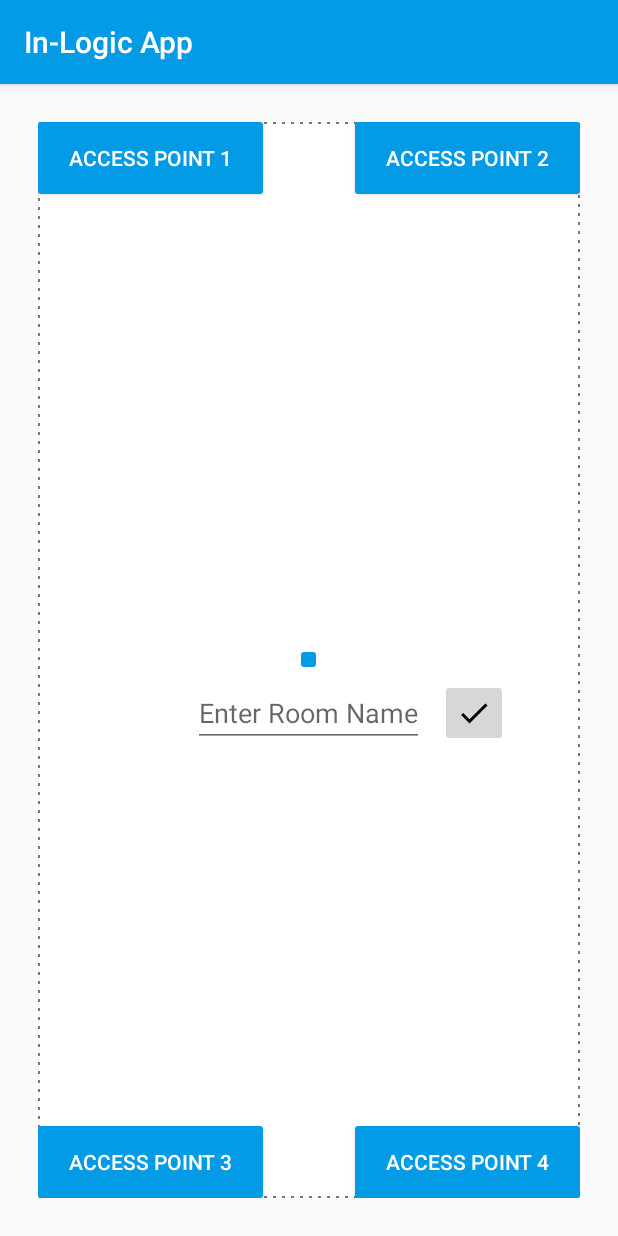
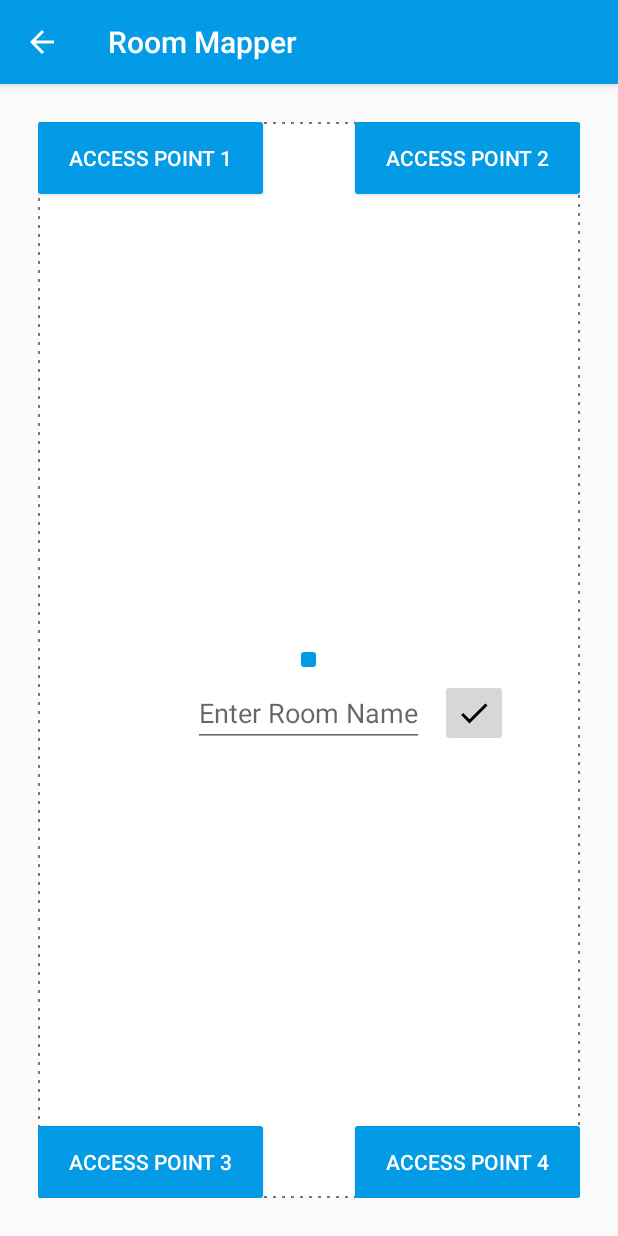
Before and after one commit to umair13adil/SmartIndoor-PositioningAndroid, an Android app: the RoomMapperFragment screen opened through its navigation route, on a phone screen of 412 x 824 dp. Run offline under Robolectric (Android 15) with nearby library versions, the phone set to English and light mode, and no system bars; our stand-ins replace Dagger/Hilt's generated code, Room's generated code; libraries missing offline, so code that uses them is left out: com.embrace.plog; 6 statements that could not run were skipped.

Commit message:
Refactored code.

```diff
--- a/app/src/main/java/com/cubivue/inlogic/ui/accessPoint/AccessPointFragment.kt
+++ b/app/src/main/java/com/cubivue/inlogic/ui/accessPoint/AccessPointFragment.kt
@@ -1,6 +1,5 @@
 package com.cubivue.inlogic.ui.accessPoint
 
-import android.content.Intent
 import android.net.wifi.ScanResult
 import android.os.Bundle
 import android.view.LayoutInflater
@@ -11,14 +10,11 @@ import androidx.lifecycle.ViewModelProviders
 import androidx.navigation.findNavController
 import androidx.recyclerview.widget.LinearLayoutManager
 import com.cubivue.inlogic.R
-import com.cubivue.inlogic.ui.locate.LocateFragment
-import com.cubivue.inlogic.ui.roomMapper.RoomMapperFragment
-import com.cubivue.inlogic.ui.rooms.RoomsFragment
-import dagger.android.support.DaggerFragment
+import com.cubivue.inlogic.ui.base.BaseFragment
 import kotlinx.android.synthetic.main.fragment_access_points.*
 import javax.inject.Inject
 
-open class AccessPointFragment() : DaggerFragment() {
+open class AccessPointFragment() : BaseFragment() {
 
     @Inject
     lateinit var viewModelFactory: ViewModelProvider.Factory
@@ -31,6 +27,7 @@ open class AccessPointFragment() : DaggerFragment() {
     private lateinit var adapter: AccessPointsAdapter
     private lateinit var layoutManager: LinearLayoutManager
 
+
     override fun onCreateView(
         inflater: LayoutInflater,
         container: ViewGroup?,
@@ -41,6 +38,8 @@ open class AccessPointFragment() : DaggerFragment() {
 
     override fun onViewCreated(view: View, savedInstanceState: Bundle?) {
         super.onViewCreated(view, savedInstanceState)
+
+        setBackButton(false)
 
         viewModel =
             ViewModelProviders.of(this, viewModelFactory).get(AccessPointViewModel::class.java)
@@ -73,7 +72,7 @@ open class AccessPointFragment() : DaggerFragment() {
         list_access_points.adapter = adapter
     }
 
-    private fun doOnResults(results: List<ScanResult>) {
+    fun doOnResults(results: List<ScanResult>) {
 
         viewModel.accessPoints.clear()
         adapter.submitList(viewModel.accessPoints)
--- /dev/null
+++ b/app/src/main/java/com/cubivue/inlogic/ui/base/BaseFragment.kt
@@ -0,0 +1,27 @@
+package com.cubivue.inlogic.ui.base
+
+import android.os.Bundle
+import android.view.MenuItem
+import android.view.View
+import androidx.appcompat.app.AppCompatActivity
+import androidx.navigation.findNavController
+import com.cubivue.inlogic.utils.finishFragment
+import com.embrace.plog.pLogs.PLog
+import dagger.android.support.DaggerFragment
+
+open class BaseFragment : DaggerFragment() {
+
+    private val TAG = "BaseFragment"
+
+    override fun onViewCreated(view: View, savedInstanceState: Bundle?) {
+        super.onViewCreated(view, savedInstanceState)
+
+    }
+
+    fun setBackButton(show: Boolean = true) {
+        val toolbar = (activity as AppCompatActivity).supportActionBar
+        toolbar?.setHomeButtonEnabled(show)
+        toolbar?.setDisplayHomeAsUpEnabled(show)
+        toolbar?.title = view?.findNavController()?.currentDestination?.label
+    }
+}
--- a/app/src/main/java/com/cubivue/inlogic/ui/locate/LocateFragment.kt
+++ b/app/src/main/java/com/cubivue/inlogic/ui/locate/LocateFragment.kt
@@ -10,6 +10,7 @@ import androidx.lifecycle.ViewModelProviders
 import androidx.recyclerview.widget.GridLayoutManager
 import com.cubivue.inlogic.R
 import com.cubivue.inlogic.model.room.Room
+import com.cubivue.inlogic.ui.base.BaseFragment
 import com.cubivue.inlogic.ui.rooms.RoomsAdapter
 import com.embrace.plog.pLogs.PLog
 import dagger.android.support.DaggerAppCompatActivity
@@ -17,7 +18,7 @@ import dagger.android.support.DaggerFragment
 import kotlinx.android.synthetic.main.fragment_rooms.*
 import javax.inject.Inject
 
-class LocateFragment : DaggerFragment() {
+class LocateFragment : BaseFragment() {
 
     private val TAG = "LocateFragment"
 
@@ -41,6 +42,8 @@ class LocateFragment : DaggerFragment() {
 
     override fun onViewCreated(view: View, savedInstanceState: Bundle?) {
         super.onViewCreated(view, savedInstanceState)
+
+        setBackButton()
 
         viewModel =
             ViewModelProviders.of(this, viewModelFactory).get(LocateViewModel::class.java)
--- a/app/src/main/java/com/cubivue/inlogic/ui/main/MainActivity.kt
+++ b/app/src/main/java/com/cubivue/inlogic/ui/main/MainActivity.kt
@@ -5,24 +5,35 @@ import android.content.pm.PackageManager
 import android.net.wifi.ScanResult
 import android.os.Build
 import android.os.Bundle
+import android.view.MenuItem
 import androidx.core.app.ActivityCompat
 import androidx.core.content.ContextCompat
+import androidx.navigation.Navigation
+import androidx.navigation.findNavController
 import com.cubivue.inlogic.R
 import com.cubivue.inlogic.components.AlarmHelper
+import com.cubivue.inlogic.ui.accessPoint.AccessPointFragment
 import com.cubivue.inlogic.utils.WiFiScannerHelper
 import com.cubivue.inlogic.utils.logs.LogsHelper
+import com.embrace.plog.pLogs.PLog
 import dagger.android.support.DaggerAppCompatActivity
 
 class MainActivity : DaggerAppCompatActivity() {
+
+    private val TAG = "MainActivity"
 
     private val MY_PERMISSIONS_REQUEST = 1
     private val STORAGE_PERMISSIONS_REQUEST = 10
 
     private lateinit var wiFiScannerHelper: WiFiScannerHelper
+    private var accessPointFragment: AccessPointFragment? = null
 
     override fun onCreate(savedInstanceState: Bundle?) {
         super.onCreate(savedInstanceState)
         setContentView(R.layout.activity_main)
+
+        accessPointFragment =
+            supportFragmentManager.findFragmentById(R.id.accessPointFragment) as AccessPointFragment?
     }
 
     private fun getStoragePermissions() {
@@ -84,16 +95,16 @@ class MainActivity : DaggerAppCompatActivity() {
 
         if (requestCode == MY_PERMISSIONS_REQUEST) {
 
-            if(grantResults.isNotEmpty()) {
+            if (grantResults.isNotEmpty()) {
                 if (grantResults[0] == PackageManager.PERMISSION_GRANTED) {
                     setUpWifiScanner()
                 } else {
                     return
                 }
             }
-        }else if (requestCode == STORAGE_PERMISSIONS_REQUEST) {
+        } else if (requestCode == STORAGE_PERMISSIONS_REQUEST) {
 
-            if(grantResults.isNotEmpty()) {
+            if (grantResults.isNotEmpty()) {
                 if (grantResults[0] == PackageManager.PERMISSION_GRANTED) {
                     LogsHelper.setUpPLogger(this)
                     getWifiPermissions()
@@ -109,7 +120,7 @@ class MainActivity : DaggerAppCompatActivity() {
         super.onPause()
     }
 
-    private fun setUpWifiScanner(){
+    private fun setUpWifiScanner() {
         AlarmHelper.startSchedulerAlarm(this)
         wiFiScannerHelper = WiFiScannerHelper(::doOnResults, lifecycle)
         wiFiScannerHelper.setupWifiManager(applicationContext!!, this)
@@ -117,7 +128,7 @@ class MainActivity : DaggerAppCompatActivity() {
     }
 
     private fun doOnResults(results: List<ScanResult>) {
-
+        accessPointFragment?.doOnResults(results)
     }
 
     override fun onResume() {
@@ -129,4 +140,12 @@ class MainActivity : DaggerAppCompatActivity() {
         super.onDestroy()
         AlarmHelper.stopSchedulerAlarm(this)
     }
+
+    override fun onOptionsItemSelected(item: MenuItem): Boolean {
+        val id = item.itemId
+        if (id == android.R.id.home) {
+            Navigation.findNavController(this, R.id.nav_host_fragment).popBackStack()
+        }
+        return super.onOptionsItemSelected(item)
+    }
 }
--- a/app/src/main/java/com/cubivue/inlogic/ui/roomMapper/RoomMapperFragment.kt
+++ b/app/src/main/java/com/cubivue/inlogic/ui/roomMapper/RoomMapperFragment.kt
@@ -12,6 +12,7 @@ import com.cubivue.inlogic.R
 import com.cubivue.inlogic.model.accessPoint.AccessPoint
 import com.cubivue.inlogic.model.enums.AccessPointPosition
 import com.cubivue.inlogic.model.room.Room
+import com.cubivue.inlogic.ui.base.BaseFragment
 import com.cubivue.inlogic.utils.showToast
 import com.embrace.plog.pLogs.PLog
 import dagger.android.support.DaggerAppCompatActivity
@@ -20,7 +21,7 @@ import kotlinx.android.synthetic.main.fragment_room_mapper.*
 import java.util.*
 import javax.inject.Inject
 
-class RoomMapperFragment : DaggerFragment(),
+class RoomMapperFragment : BaseFragment(),
     AccessPointSelectionDialog.AccessPointSelectionListener {
 
     private val TAG = "RoomMapperFragment"
@@ -49,6 +50,7 @@ class RoomMapperFragment : DaggerFragment(),
     override fun onViewCreated(view: View, savedInstanceState: Bundle?) {
         super.onViewCreated(view, savedInstanceState)
 
+        setBackButton()
 
         viewModel =
             ViewModelProviders.of(this, viewModelFactory).get(RoomMapperViewModel::class.java)
--- a/app/src/main/java/com/cubivue/inlogic/ui/rooms/RoomsFragment.kt
+++ b/app/src/main/java/com/cubivue/inlogic/ui/rooms/RoomsFragment.kt
@@ -10,6 +10,7 @@ import androidx.lifecycle.ViewModelProviders
 import androidx.recyclerview.widget.GridLayoutManager
 import com.cubivue.inlogic.R
 import com.cubivue.inlogic.model.room.Room
+import com.cubivue.inlogic.ui.base.BaseFragment
 import com.embrace.plog.pLogs.PLog
 import dagger.android.support.DaggerAppCompatActivity
 import dagger.android.support.DaggerFragment
@@ -17,7 +18,7 @@ import kotlinx.android.synthetic.main.fragment_rooms.*
 import javax.inject.Inject
 
 
-class RoomsFragment : DaggerFragment() {
+class RoomsFragment : BaseFragment() {
 
     private val TAG = "RoomsFragment"
 
@@ -42,6 +43,7 @@ class RoomsFragment : DaggerFragment() {
     override fun onViewCreated(view: View, savedInstanceState: Bundle?) {
         super.onViewCreated(view, savedInstanceState)
 
+        setBackButton()
 
         viewModel =
             ViewModelProviders.of(this, viewModelFactory).get(RoomsViewModel::class.java)
--- a/app/src/main/java/com/cubivue/inlogic/utils/Utils.kt
+++ b/app/src/main/java/com/cubivue/inlogic/utils/Utils.kt
@@ -3,6 +3,7 @@ package com.cubivue.inlogic.utils
 import android.app.Activity
 import android.widget.Toast
 import androidx.fragment.app.Fragment
+import androidx.fragment.app.FragmentActivity
 import com.cubivue.inlogic.model.enums.AccessPointPosition
 
 fun getAccessPointPosition(position: Int): AccessPointPosition {
@@ -22,3 +23,7 @@ fun Activity.showToast(message: String) {
 fun Fragment.showToast(message: String) {
     Toast.makeText(context, message, Toast.LENGTH_SHORT).show()
 }
+
+fun Fragment.finishFragment(fragment: Fragment) {
+    this.fragmentManager?.beginTransaction()?.remove(fragment)?.commitAllowingStateLoss()
+}
```
Also changed, not shown: app/src/main/java/com/cubivue/inlogic/utils/WiFiScannerHelper.kt (+0 -11 lines), app/src/main/res/drawable/ic_arrow_back_black_24dp.xml (added, +9 -0 lines).
